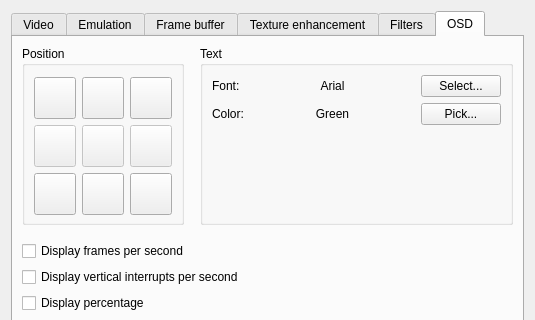
Above: src/GLideNUI/configDialog.ui from gonetz/GLideN64 before the change; both pictures show x 0 to 535 and y 0 to 320 of the 535 by 534 pixel window. Below: the same form after it.
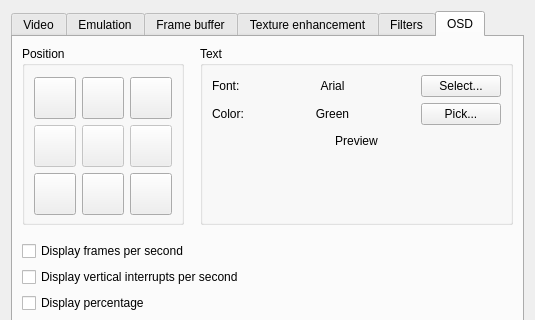
That is the form after the change. The open tabs and pages were chosen to show the change. Icons and pictures are not drawn.

Commit message:
OSD preview moved from color to a preview element
Currently, large fonts cause the entire UI to widen so I added a preview
control underneath in the blank space.

```diff
--- a/src/GLideNUI/configDialog.ui
+++ b/src/GLideNUI/configDialog.ui
@@ -3058,7 +3058,7 @@
              </property>
              <layout class="QVBoxLayout" name="verticalLayout_49">
               <property name="spacing">
-               <number>0</number>
+               <number>9</number>
               </property>
               <property name="leftMargin">
                <number>9</number>
@@ -3185,6 +3185,19 @@
                 </property>
                </spacer>
               </item>
+              <item>
+               <widget class="QLabel" name="fontPreviewLabel">
+                <property name="text">
+                 <string>Preview</string>
+                </property>
+                <property name="alignment">
+                 <set>Qt::AlignCenter</set>
+                </property>
+                <property name="margin">
+                 <number>2</number>
+                </property>
+               </widget>
+              </item>
               <item>
                <spacer name="verticalSpacer_3">
                 <property name="orientation">
```
Left out of the diff: 6 changed lines with no effect on the pictures. The commit also changes 1 other file.
